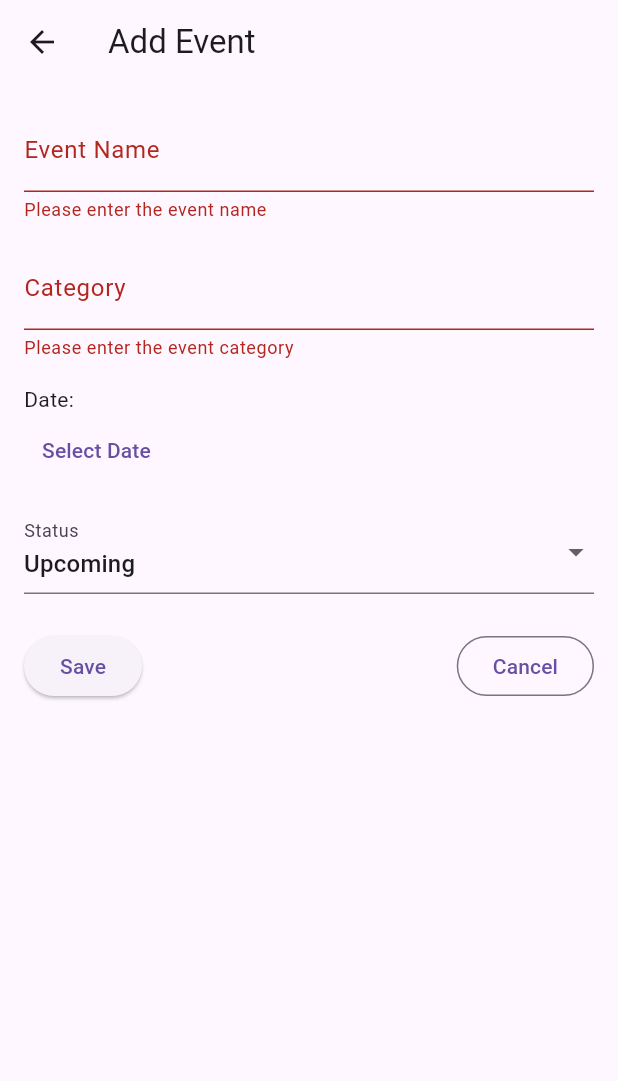
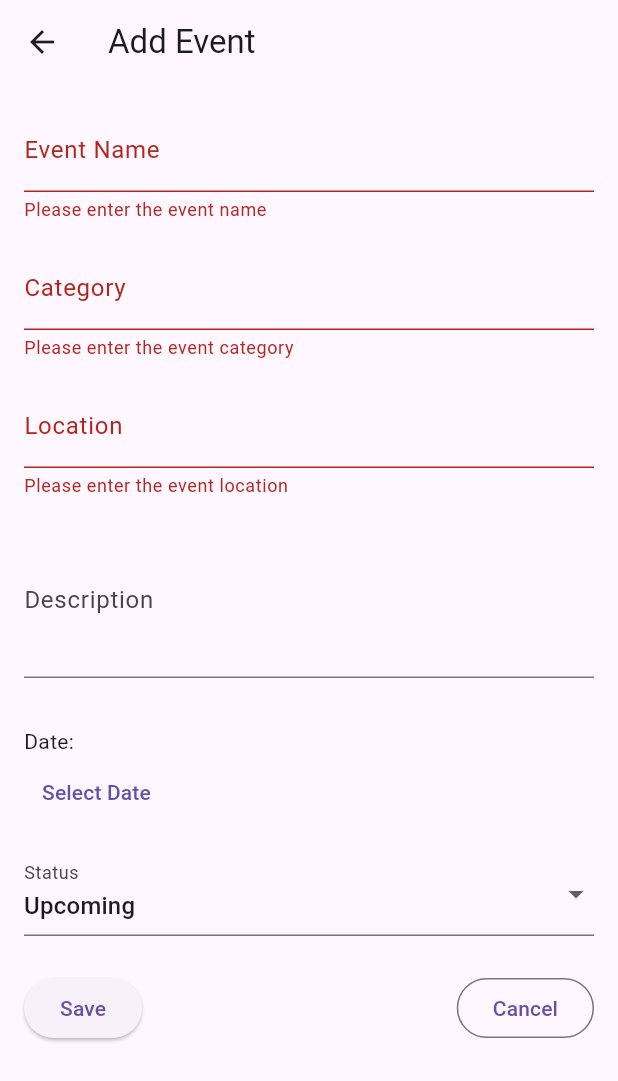
Before and after one commit to AhmedWael02/Hedieaty, a Flutter app: the EventDetailsPage screen opened directly with empty values, after a tap on "Save", on a phone screen of 412 x 824 dp. Shown: the top 1081 px of the screen. Run offline on Flutter 3.47's test engine with Material 3 defaults, Android fonts, the phone set to English and light mode, and no system bars; our stand-ins replace sqflite; accounts and stored records are empty.

Commit message:
Fixing Events Sqflite

```diff
--- a/lib/views/event_details_page.dart
+++ b/lib/views/event_details_page.dart
@@ -19,36 +19,46 @@ class _EventDetailsPageState extends State<EventDetailsPage> {
 
   late TextEditingController _nameController;
   late TextEditingController _categoryController;
+  late TextEditingController _locationController;
+  late TextEditingController _descriptionController;
   late DateTime _selectedDate;
-  String _status = "Upcoming";
+  late String _status;
 
   @override
   void initState() {
     super.initState();
-    _nameController =
-        TextEditingController(text: widget.event?.name ?? '');
-    _categoryController =
-        TextEditingController(text: widget.event?.category ?? '');
+    // Initialize form fields with existing event data or defaults
+    _nameController = TextEditingController(text: widget.event?.name ?? '');
+    _categoryController = TextEditingController(text: widget.event?.category ?? '');
+    _locationController = TextEditingController(text: widget.event?.location ?? '');
+    _descriptionController = TextEditingController(text: widget.event?.description ?? '');
     _selectedDate = widget.event?.date ?? DateTime.now();
     _status = widget.event?.status ?? "Upcoming";
   }
 
-  void _saveEvent() {
+  Future<void> _saveEvent() async {
     if (_formKey.currentState!.validate()) {
       final newEvent = Event(
-        id: widget.event?.id ?? DateTime.now().toString(),
+        id: widget.event?.id ?? DateTime.now().millisecondsSinceEpoch.toString(),
         name: _nameController.text,
         category: _categoryController.text,
+        location: _locationController.text,
+        description: _descriptionController.text,
         date: _selectedDate,
         status: _status,
         creatorId: widget.event?.creatorId ?? widget.userId, // Retain existing creatorId or use userId
       );
 
+      // Save or update the event using the controller
       if (widget.event == null) {
-        _controller.addEvent(newEvent);
+        await _controller.addEvent(newEvent);
       } else {
-        _controller.updateEvent(newEvent);
+        await _controller.updateEvent(newEvent);
       }
+
+      ScaffoldMessenger.of(context).showSnackBar(
+        SnackBar(content: Text("Event ${widget.event == null ? "added" : "updated"} successfully!")),
+      );
 
       Navigator.pop(context);
     }
@@ -103,6 +113,33 @@ class _EventDetailsPageState extends State<EventDetailsPage> {
                     return null;
                   },
                 ),
+
+                SizedBox(height: 16),
+
+                // Location Field
+                TextFormField(
+                  controller: _locationController,
+                  decoration: InputDecoration(labelText: "Location"),
+                  validator: (value) {
+                    if (value == null || value.isEmpty) {
+                      return "Please enter the event location";
+                    }
+                    return null;
+                  },
+                ),
+
+                SizedBox(height: 16),
+
+                // Description Field
+                TextFormField(
+                  controller: _descriptionController,
+                  decoration: InputDecoration(labelText: "Description"),
+                  maxLines: 3,
+                ),
+                SizedBox(height: 16),
+
+                // Date Picker
+
                 SizedBox(height: 16),
                 Text("Date: ${_selectedDate.toLocal()}".split(' ')[0]),
                 TextButton(
@@ -110,6 +147,7 @@ class _EventDetailsPageState extends State<EventDetailsPage> {
                   child: Text("Select Date"),
                 ),
                 SizedBox(height: 16),
+
                 DropdownButtonFormField<String>(
                   value: _status,
                   items: ["Upcoming", "Current", "Past"]
@@ -126,6 +164,7 @@ class _EventDetailsPageState extends State<EventDetailsPage> {
                   decoration: InputDecoration(labelText: "Status"),
                 ),
                 SizedBox(height: 24),
+
                 Row(
                   mainAxisAlignment: MainAxisAlignment.spaceBetween,
                   children: [
```
Also changed, not shown: lib/views/event_list_page.dart (+26 -22 lines), lib/views/profile_page.dart (+6 -4 lines).
